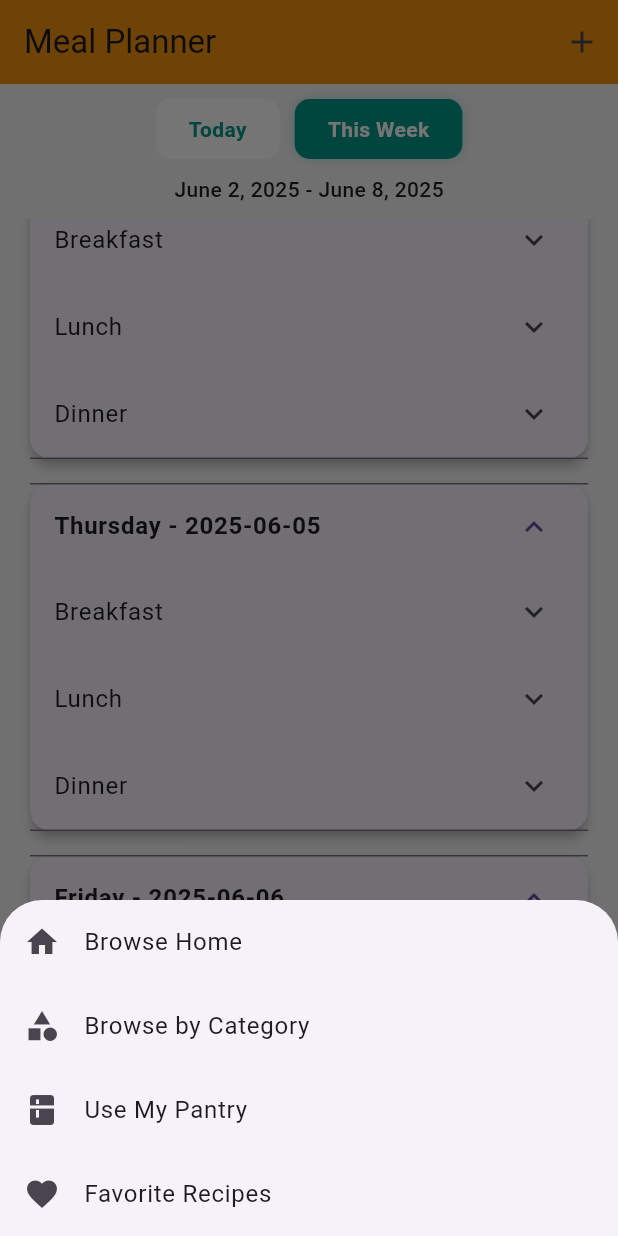
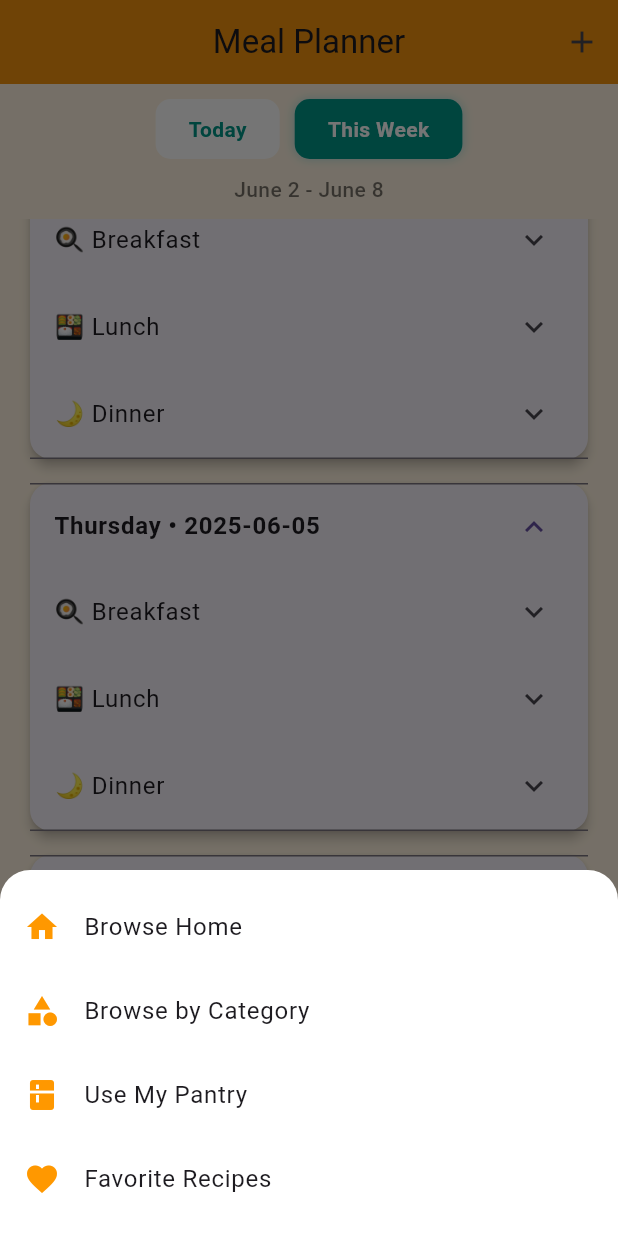
Before and after one commit to wlong0711/easycook, a Flutter app: the MainScreen screen opened directly, item 4 of the bottom bar chosen, scrolled down 576 dp, after a tap on the "add" icon, on a phone screen of 412 x 824 dp. Run offline on Flutter 3.47's test engine with Material 3 defaults, Android fonts, the phone set to English and light mode, and no system bars; our stand-ins replace cloud_firestore, firebase_auth, firebase_core, firebase_storage, google_generative_ai, image_picker; accounts and stored records are empty; network calls fail.

Commit message:
improved the UI of bottom nav bar and meal planner page

```diff
--- a/lib/views/main_screen.dart
+++ b/lib/views/main_screen.dart
@@ -11,38 +11,75 @@ class MainScreen extends StatefulWidget {
 }
 
 class _MainScreenState extends State<MainScreen> {
-  int _selectedIndex = 0;  // ✅ HomeScreen is the default tab
+  int _selectedIndex = 0;
 
   final List<Widget> _pages = [
-    HomeScreen(),         // 🏠 Home Page
-    CategoriesScreen(),   // 🔲 Categories
-    MyPantryScreen(),     // 🏪 My Pantry
-    MealPlannerScreen(),  // 📅 Meal Planner
-    ProfileScreen(),      // 👤 Profile
+    HomeScreen(),
+    CategoriesScreen(),
+    MyPantryScreen(),
+    MealPlannerScreen(),
+    ProfileScreen(),
   ];
 
   @override
   Widget build(BuildContext context) {
     return Scaffold(
-      body: _pages[_selectedIndex],  // Show selected screen
-
-      bottomNavigationBar: BottomNavigationBar(
-        currentIndex: _selectedIndex,
-        onTap: (index) {
-          setState(() {
-            _selectedIndex = index;  // Change selected tab
-          });
+      body: AnimatedSwitcher(
+        duration: Duration(milliseconds: 300),
+        switchInCurve: Curves.easeInOut,
+        child: _pages[_selectedIndex],
+        transitionBuilder: (Widget child, Animation<double> animation) {
+          return FadeTransition(opacity: animation, child: child);
         },
-        type: BottomNavigationBarType.fixed,
-        selectedItemColor: Colors.orange,
-        unselectedItemColor: Colors.black54,
-        items: [
-          BottomNavigationBarItem(icon: Icon(Icons.home), label: "Home"),
-          BottomNavigationBarItem(icon: Icon(Icons.grid_view), label: "Categories"),
-          BottomNavigationBarItem(icon: Icon(Icons.kitchen), label: "My Pantry"),
-          BottomNavigationBarItem(icon: Icon(Icons.calendar_today), label: "Meal Planner"),
-          BottomNavigationBarItem(icon: Icon(Icons.person), label: "Profile"),
-        ],
+      ),
+      bottomNavigationBar: Container(
+        decoration: BoxDecoration(
+          color: Colors.white,
+          borderRadius: BorderRadius.vertical(top: Radius.circular(18)),
+          boxShadow: [
+            BoxShadow(
+              color: Colors.black12,
+              blurRadius: 8,
+              offset: Offset(0, -2),
+            ),
+          ],
+        ),
+        child: Padding(
+          padding: const EdgeInsets.symmetric(vertical: 6, horizontal: 12),
+          child: BottomNavigationBar(
+            currentIndex: _selectedIndex,
+            onTap: (index) => setState(() => _selectedIndex = index),
+            type: BottomNavigationBarType.fixed,
+            backgroundColor: Colors.transparent,
+            elevation: 0,
+            selectedItemColor: Colors.orange,
+            unselectedItemColor: Colors.grey[600],
+            selectedLabelStyle: TextStyle(fontSize: 12, fontWeight: FontWeight.w600),
+            unselectedLabelStyle: TextStyle(fontSize: 11),
+            items: [
+              BottomNavigationBarItem(
+                icon: Icon(_selectedIndex == 0 ? Icons.home_rounded : Icons.home_outlined),
+                label: "Home",
+              ),
+              BottomNavigationBarItem(
+                icon: Icon(_selectedIndex == 1 ? Icons.grid_view_rounded : Icons.grid_view_outlined),
+                label: "Categories",
+              ),
+              BottomNavigationBarItem(
+                icon: Icon(_selectedIndex == 2 ? Icons.kitchen_rounded : Icons.kitchen_outlined),
+                label: "My Pantry",
+              ),
+              BottomNavigationBarItem(
+                icon: Icon(_selectedIndex == 3 ? Icons.calendar_month_rounded : Icons.calendar_today_outlined),
+                label: "Meal Planner",
+              ),
+              BottomNavigationBarItem(
+                icon: Icon(_selectedIndex == 4 ? Icons.person_rounded : Icons.person_outline),
+                label: "Profile",
+              ),
+            ],
+          ),
+        ),
       ),
     );
   }
--- a/lib/views/meal_planner/meal_planner_screen.dart
+++ b/lib/views/meal_planner/meal_planner_screen.dart
@@ -1,3 +1,4 @@
+// import statements
 import 'package:flutter/material.dart';
 import 'package:intl/intl.dart';
 import 'package:firebase_auth/firebase_auth.dart';
@@ -26,7 +27,7 @@ class _MealPlannerScreenState extends State<MealPlannerScreen> {
   }
 
   String get _formattedWeekRange {
-    final formatter = DateFormat('MMMM d, yyyy');
+    final formatter = DateFormat('MMMM d');
     return "${formatter.format(_startOfWeek)} - ${formatter.format(_startOfWeek.add(Duration(days: 6)))}";
   }
 
@@ -110,42 +111,31 @@ class _MealPlannerScreenState extends State<MealPlannerScreen> {
   void _showAddOptions() {
     showModalBottomSheet(
       context: context,
-      builder: (_) => Wrap(
-        children: [
-          ListTile(
-            leading: Icon(Icons.home),
-            title: Text("Browse Home"),
-            onTap: () {
-              Navigator.pop(context);
-              Navigator.push(context, MaterialPageRoute(builder: (_) => HomeScreen()));
-            },
-          ),
-          ListTile(
-            leading: Icon(Icons.category),
-            title: Text("Browse by Category"),
-            onTap: () {
-              Navigator.pop(context);
-              Navigator.push(context, MaterialPageRoute(builder: (_) => CategoriesScreen()));
-            },
-          ),
-          ListTile(
-            leading: Icon(Icons.kitchen),
-            title: Text("Use My Pantry"),
-            onTap: () {
-              Navigator.pop(context);
-              Navigator.push(context, MaterialPageRoute(builder: (_) => MyPantryScreen()));
-            },
-          ),
-          ListTile(
-            leading: Icon(Icons.favorite),
-            title: Text("Favorite Recipes"),
-            onTap: () {
-              Navigator.pop(context);
-              Navigator.push(context, MaterialPageRoute(builder: (_) => FavoriteRecipesScreen()));
-            },
-          ),
-        ],
+      backgroundColor: Colors.white,
+      shape: RoundedRectangleBorder(borderRadius: BorderRadius.vertical(top: Radius.circular(20))),
+      builder: (_) => Padding(
+        padding: const EdgeInsets.symmetric(vertical: 10),
+        child: Column(
+          mainAxisSize: MainAxisSize.min,
+          children: [
+            _buildOption(Icons.home, "Browse Home", HomeScreen()),
+            _buildOption(Icons.category, "Browse by Category", CategoriesScreen()),
+            _buildOption(Icons.kitchen, "Use My Pantry", MyPantryScreen()),
+            _buildOption(Icons.favorite, "Favorite Recipes", FavoriteRecipesScreen()),
+          ],
+        ),
       ),
+    );
+  }
+
+  ListTile _buildOption(IconData icon, String title, Widget screen) {
+    return ListTile(
+      leading: Icon(icon, color: Colors.orange),
+      title: Text(title),
+      onTap: () {
+        Navigator.pop(context);
+        Navigator.push(context, MaterialPageRoute(builder: (_) => screen));
+      },
     );
   }
 
@@ -154,6 +144,8 @@ class _MealPlannerScreenState extends State<MealPlannerScreen> {
         ? DateFormat('EEEE').format(DateFormat('yyyy-MM-dd').parse(date))
         : 'Today';
 
+    final mealIcons = {'breakfast': '🍳', 'lunch': '🍱', 'dinner': '🌙'};
+
     return Card(
       margin: EdgeInsets.symmetric(vertical: 8),
       shape: RoundedRectangleBorder(borderRadius: BorderRadius.circular(14)),
@@ -161,13 +153,13 @@ class _MealPlannerScreenState extends State<MealPlannerScreen> {
       child: ExpansionTile(
         key: PageStorageKey(date),
         initiallyExpanded: true,
-        title: Text("$dayLabel - $date", style: TextStyle(fontWeight: FontWeight.bold)),
+        title: Text("$dayLabel • $date", style: TextStyle(fontWeight: FontWeight.bold)),
         children: ['breakfast', 'lunch', 'dinner'].map((meal) {
           final recipes = meals[meal] ?? [];
           return ExpansionTile(
             key: PageStorageKey('$date-$meal'),
             initiallyExpanded: _expandedMeals[date]?.contains(meal) ?? false,
-            title: Text(meal[0].toUpperCase() + meal.substring(1)),
+            title: Text("${mealIcons[meal]} ${meal[0].toUpperCase()}${meal.substring(1)}"),
             onExpansionChanged: (expanded) => _toggleMealExpansion(date, meal),
             children: recipes.isEmpty
                 ? [ListTile(title: Text("No $meal planned."))]
@@ -206,9 +198,10 @@ class _MealPlannerScreenState extends State<MealPlannerScreen> {
     final days = isWeekly ? List.generate(7, (i) => _formatDate(_startOfWeek.add(Duration(days: i)))) : [_formatDate(now)];
 
     return Scaffold(
-      backgroundColor: Colors.grey[100],
+      backgroundColor: Colors.orange[50],
       appBar: AppBar(
         title: Text("Meal Planner"),
+        centerTitle: true,
         backgroundColor: Colors.orange,
         actions: [
           IconButton(
@@ -242,11 +235,21 @@ class _MealPlannerScreenState extends State<MealPlannerScreen> {
             Padding(
               padding: const EdgeInsets.symmetric(vertical: 10),
               child: Text(_formattedWeekRange,
-                  style: TextStyle(fontSize: 14, fontWeight: FontWeight.w500)),
+                  style: TextStyle(fontSize: 14, fontWeight: FontWeight.w500, color: Colors.black54)),
             ),
           Expanded(
             child: _mealPlans.isEmpty
-                ? Center(child: Text("No meal plans found."))
+                ? Center(
+                    child: Column(
+                      mainAxisAlignment: MainAxisAlignment.center,
+                      children: [
+                        Icon(Icons.calendar_today, size: 64, color: Colors.grey),
+                        SizedBox(height: 12),
+                        Text("No meal plans found.",
+                            style: TextStyle(fontSize: 16, color: Colors.grey[600])),
+                      ],
+                    ),
+                  )
                 : ListView.builder(
                     padding: const EdgeInsets.symmetric(horizontal: 20),
                     itemCount: days.length,
@@ -264,7 +267,8 @@ class _MealPlannerScreenState extends State<MealPlannerScreen> {
   Widget _buildTabButton(String label, bool selected, VoidCallback onTap) {
     return GestureDetector(
       onTap: onTap,
-      child: Container(
+      child: AnimatedContainer(
+        duration: Duration(milliseconds: 250),
         padding: EdgeInsets.symmetric(horizontal: 22, vertical: 10),
         margin: EdgeInsets.symmetric(horizontal: 5),
         decoration: BoxDecoration(
```
